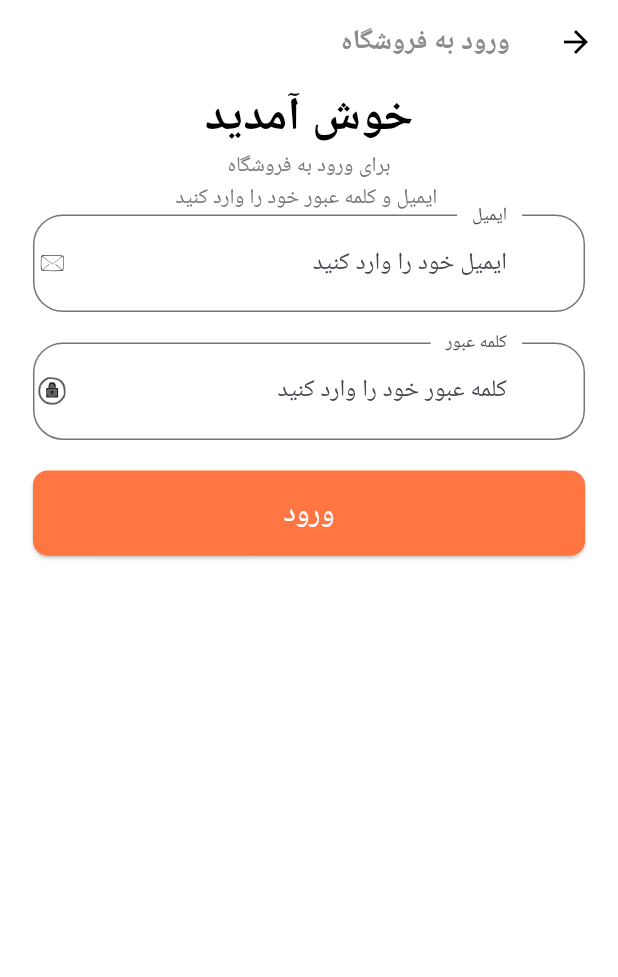
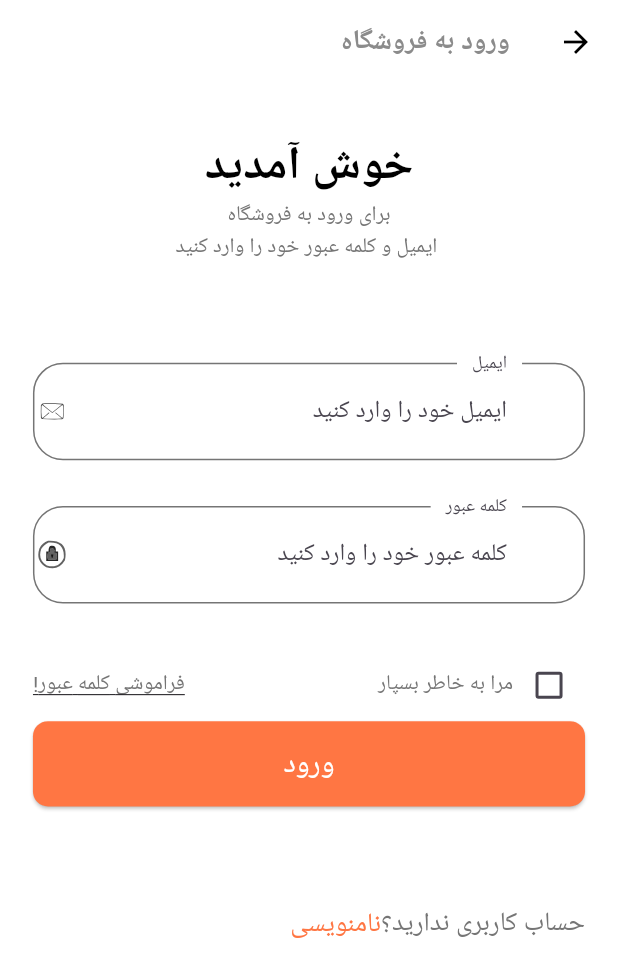
Before and after one commit to iam-hosseindarvishi/sadra_store, a Flutter app: the screen it shows after launch, after a tap on "بزن بریم خرید", on a phone screen of 412 x 824 dp. Shown: the top 977 px of the screen. Run offline on Flutter 3.47's test engine with Material 2 defaults, Android fonts, the phone set to English and light mode, and no system bars; our stand-ins replace email_validator, flutter_svg; missing offline and left inert: dart:ffi; Roboto replaces fonts that are missing (Vazir).

Commit message:
sign_in screen complated , email validator packeg installed,

```diff
--- a/lib/screens/sign_in/components/body.dart
+++ b/lib/screens/sign_in/components/body.dart
@@ -1,10 +1,7 @@
 import 'package:flutter/material.dart';
-import 'package:sadra_store/components/default_button.dart';
 import 'package:sadra_store/constants.dart';
 import 'package:sadra_store/size_config.dart';
-import 'package:email_validator/email_validator.dart';
-
-import '../../../components/custom_surffix_icon.dart';
+import 'sign_form.dart';
 
 class Body extends StatelessWidget {
   const Body({Key? key}) : super(key: key);
@@ -17,8 +14,12 @@ class Body extends StatelessWidget {
             child: Padding(
                 padding: EdgeInsets.symmetric(
                     horizontal: getProportionateScreenWidth(20)),
+                child: SingleChildScrollView(
                   child: Column(
                     children: [
+                      SizedBox(
+                        height: SizeConfig.screenHeight * 0.04,
+                      ),
                       Text(
                         "خوش آمدید",
                         style: TextStyle(
@@ -30,93 +31,31 @@ class Body extends StatelessWidget {
                         "برای ورود به فروشگاه \n ایمیل و کلمه عبور خود را وارد کنید",
                         textAlign: TextAlign.center,
                       ),
-                  SignForm(),
+                      SizedBox(
+                        height: SizeConfig.screenHeight * 0.08,
+                      ),
+                      const SignForm(),
+                      SizedBox(
+                        height: SizeConfig.screenHeight * 0.08,
+                      ),
+                      Row(
+                        children: [
+                          Text("حساب کاربری ندارید؟",
+                              style: TextStyle(
+                                  fontSize: getProportionateScreenWidth(16))),
+                          Text(
+                            "نامنویسی",
+                            style: TextStyle(
+                                fontSize: getProportionateScreenWidth(16),
+                                color: kPrimaryColor),
+                          )
                         ],
                       ),
-            )));
+                      SizedBox(
+                        height: SizeConfig.screenHeight * 0.08,
+                      ),
+                    ],
+                  ),
+                ))));
   }
 }
-
-class SignForm extends StatefulWidget {
-  const SignForm({Key? key}) : super(key: key);
-
-  @override
-  _SignFormState createState() => _SignFormState();
-}
-
-class _SignFormState extends State<SignForm> {
-  final _formKey = GlobalKey<FormState>();
-  final emailController = TextEditingController();
-  final passwordController = TextEditingController();
-  String? email;
-  String? password;
-  final List<String> errors = [];
-  @override
-  Widget build(BuildContext context) {
-    return Form(
-        key: _formKey,
-        child: Column(
-          children: [
-            buildEmailFormField(emailController),
-            SizedBox(
-              height: getProportionateScreenHeight(20),
-            ),
-            buildPasswordFormField(passwordController),
-            SizedBox(
-              height: getProportionateScreenHeight(20),
-            ),
-            DefaultButton(
-                text: "ورود",
-                press: () {
-                  if (_formKey.currentState!.validate()) {
-                    email = emailController.text;
-                    password = passwordController.text;
-                    print('email is $email and password is $password');
-                  }
-                })
-          ],
-        ));
-  }
-}
-
-TextFormField buildEmailFormField(TextEditingController emailController) {
-  return TextFormField(
-    controller: emailController,
-    keyboardType: TextInputType.emailAddress,
-    validator: (value) {
-      if (value == null || value.isEmpty) {
-        return kEmailNullError;
-      }
-      if (!EmailValidator.validate(value, true)) {
-        return kInvalidemailError;
-      }
-      return null;
-    },
-    decoration: const InputDecoration(
-      labelText: "ایمیل",
-      hintText: "ایمیل خود را وارد کنید",
-      floatingLabelBehavior: FloatingLabelBehavior.always,
-      suffixIcon: CustomSurffixIcon(svgIcon: "assets/icons/Mail.svg"),
-    ),
-  );
-}
-
-TextFormField buildPasswordFormField(TextEditingController passwordController) {
-  return TextFormField(
-    controller: passwordController,
-    keyboardType: TextInputType.visiblePassword,
-    validator: (value) {
-      if (value == null || value.isEmpty) {
-        return kPassNullError;
-      }
-      return null;
-    },
-    obscureText: true,
-    decoration: const InputDecoration(
-      labelText: "کلمه عبور",
-      hintText: "کلمه عبور خود را وارد کنید",
-      floatingLabelBehavior: FloatingLabelBehavior.always,
-      suffixIcon: CustomSurffixIcon(svgIcon: "assets/icons/Secure.svg"),
-    ),
-  );
-}
--- /dev/null
+++ b/lib/screens/sign_in/components/sign_form.dart
@@ -0,0 +1,111 @@
+import 'package:email_validator/email_validator.dart';
+import 'package:flutter/material.dart';
+
+import '../../../components/custom_surffix_icon.dart';
+import '../../../components/default_button.dart';
+import '../../../constants.dart';
+import '../../../size_config.dart';
+
+class SignForm extends StatefulWidget {
+  const SignForm({Key? key}) : super(key: key);
+
+  @override
+  _SignFormState createState() => _SignFormState();
+}
+
+class _SignFormState extends State<SignForm> {
+  final _formKey = GlobalKey<FormState>();
+  final emailController = TextEditingController();
+  final passwordController = TextEditingController();
+  String? email;
+  String? password;
+  bool remember = false;
+  final List<String> errors = [];
+  @override
+  Widget build(BuildContext context) {
+    return Form(
+        key: _formKey,
+        child: Column(
+          children: [
+            buildEmailFormField(emailController),
+            SizedBox(
+              height: getProportionateScreenHeight(30),
+            ),
+            buildPasswordFormField(passwordController),
+            SizedBox(
+              height: getProportionateScreenHeight(30),
+            ),
+            Row(
+              children: [
+                Checkbox(
+                    value: remember,
+                    activeColor: kPrimaryColor,
+                    onChanged: (value) {
+                      setState(() {
+                        remember = value!;
+                      });
+                    }),
+                const Text("مرا به خاطر بسپار"),
+                const Spacer(),
+                const Text(
+                  "فراموشی کلمه عبور!",
+                  style: TextStyle(decoration: TextDecoration.underline),
+                )
+              ],
+            ),
+            DefaultButton(
+                text: "ورود",
+                press: () {
+                  if (_formKey.currentState!.validate()) {
+                    email = emailController.text;
+                    password = passwordController.text;
+                  }
+                })
+          ],
+        ));
+  }
+}
+
+TextFormField buildEmailFormField(TextEditingController emailController) {
+  return TextFormField(
+    controller: emailController,
+    keyboardType: TextInputType.emailAddress,
+    validator: (value) {
+      if (value == null || value.isEmpty) {
+        return kEmailNullError;
+      }
+      if (!EmailValidator.validate(value, true)) {
+        return kInvalidemailError;
+      }
+      return null;
+    },
+    decoration: const InputDecoration(
+      labelText: "ایمیل",
+      hintText: "ایمیل خود را وارد کنید",
+      floatingLabelBehavior: FloatingLabelBehavior.always,
+      suffixIcon: CustomSurffixIcon(svgIcon: "assets/icons/Mail.svg"),
+    ),
+  );
+}
+
+TextFormField buildPasswordFormField(TextEditingController passwordController) {
+  return TextFormField(
+    controller: passwordController,
+    keyboardType: TextInputType.visiblePassword,
+    validator: (value) {
+      if (value == null || value.isEmpty) {
+        return kPassNullError;
+      } else if (value.length < 8) {
+        return kShortPassError;
+      }
+      return null;
+    },
+    obscureText: true,
+    decoration: const InputDecoration(
+      labelText: "کلمه عبور",
+      hintText: "کلمه عبور خود را وارد کنید",
+      floatingLabelBehavior: FloatingLabelBehavior.always,
+      suffixIcon: CustomSurffixIcon(svgIcon: "assets/icons/Secure.svg"),
+    ),
+  );
+}
```
Lines whose indentation alone changed are shown as unchanged.
